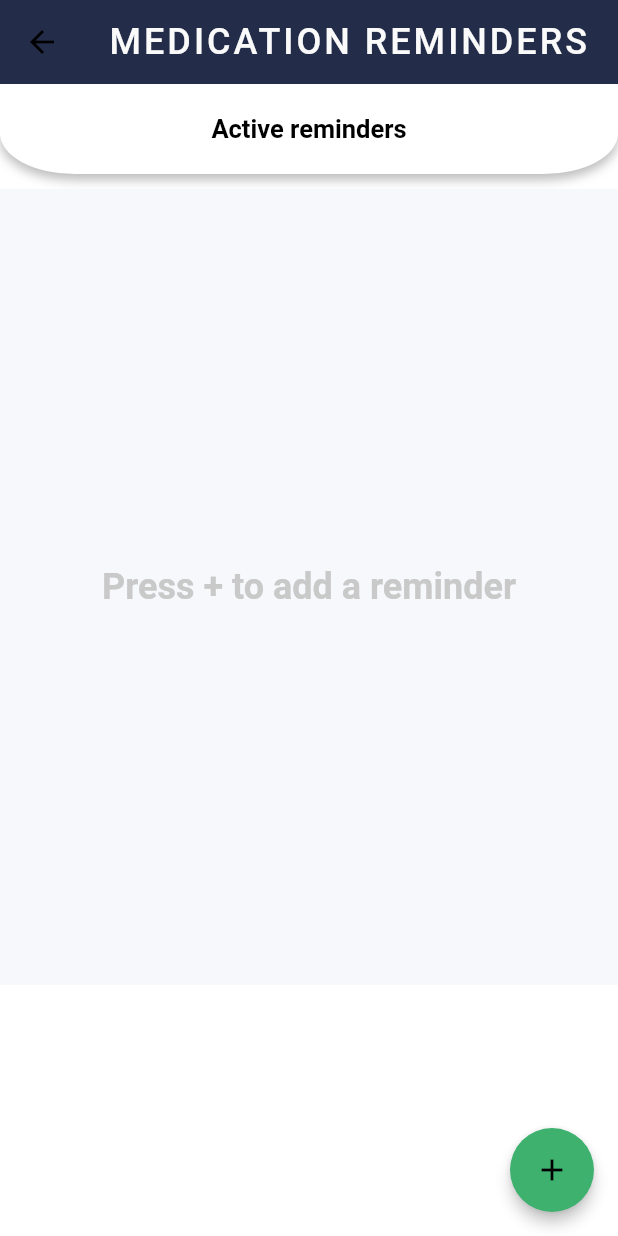
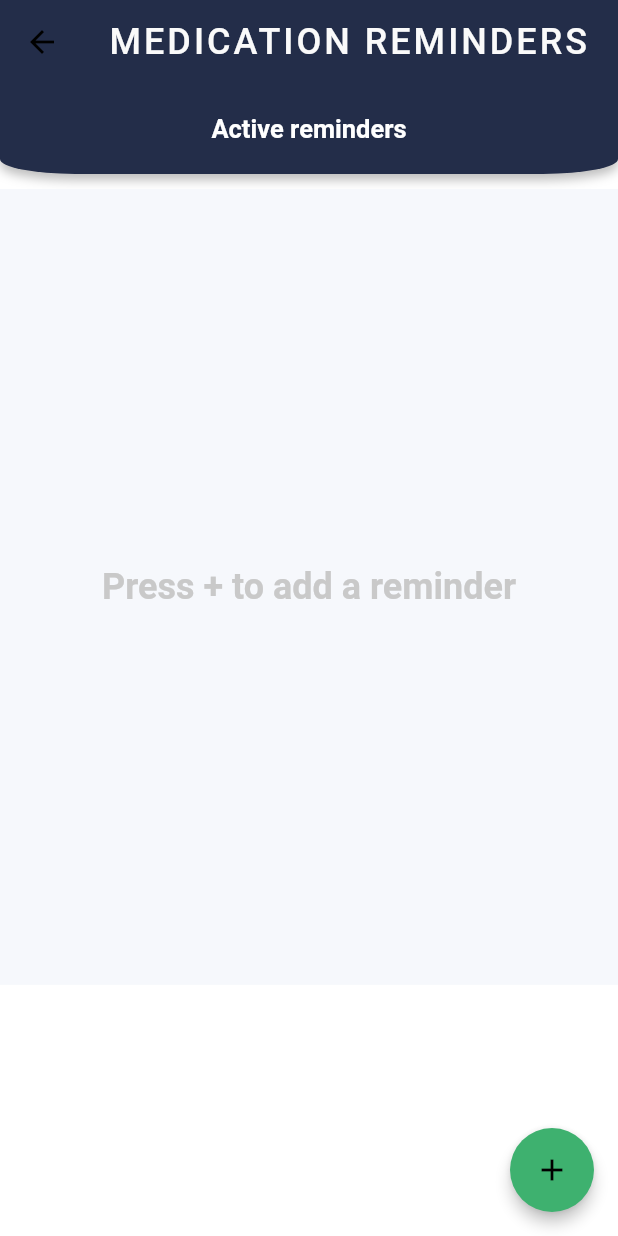
Before and after one commit to PIA-Group/Epilappsy, a Flutter app: the MedicationPage screen opened directly, on a phone screen of 412 x 824 dp. Run offline on Flutter 3.47's test engine with Material 2 defaults, Android fonts, the phone set to English and light mode, and no system bars; our stand-ins replace charts_flutter, chips_choice, cloud_firestore, firebase_auth, firebase_core, flutter_local_notifications and 7 more; missing offline and left inert: dart:ffi, flutter_circular_slider, slide_countdown_clock, transformer_page_view; accounts and stored records are empty; Roboto replaces fonts that are missing (Gill).

Commit message:
Update MedicationPage.dart

```diff
--- a/lib/Pages/Medication/MedicationPage.dart
+++ b/lib/Pages/Medication/MedicationPage.dart
@@ -1,5 +1,6 @@
 import 'package:epilappsy/Pages/Medication/NewMedicationEntry.dart';
 import 'package:epilappsy/Widgets/appBar.dart';
+import 'package:epilappsy/design/colors.dart';
 import 'package:flutter/material.dart';
 
 class MedicationPage extends StatefulWidget {
@@ -70,8 +71,8 @@ class TopContainer extends StatelessWidget {
     return Container(
       decoration: BoxDecoration(
         borderRadius: BorderRadius.only(
-          bottomLeft: Radius.elliptical(50, 27),
-          bottomRight: Radius.elliptical(50, 27),
+          bottomLeft: Radius.elliptical(50, 10),
+          bottomRight: Radius.elliptical(50, 10),
         ),
         boxShadow: [
           BoxShadow(
@@ -80,7 +81,7 @@ class TopContainer extends StatelessWidget {
             offset: Offset(0, 3.5),
           )
         ],
-        color: Colors.white,
+        color: DefaultColors.mainColor,
       ),
       width: double.infinity,
       height: 60,
@@ -99,7 +100,7 @@ class TopContainer extends StatelessWidget {
                 style: TextStyle(
                   fontSize: 17,
                   fontWeight: FontWeight.bold,
-                  color: Colors.black,
+                  color: Colors.white,
                 ),
               ),
             ),
```
